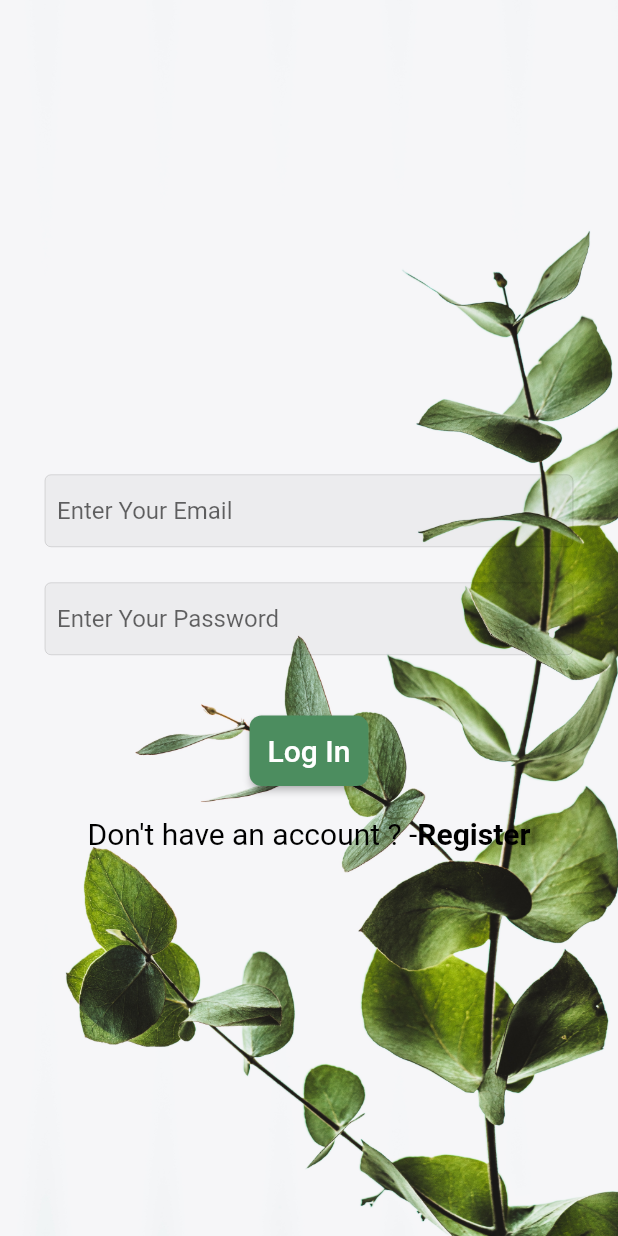
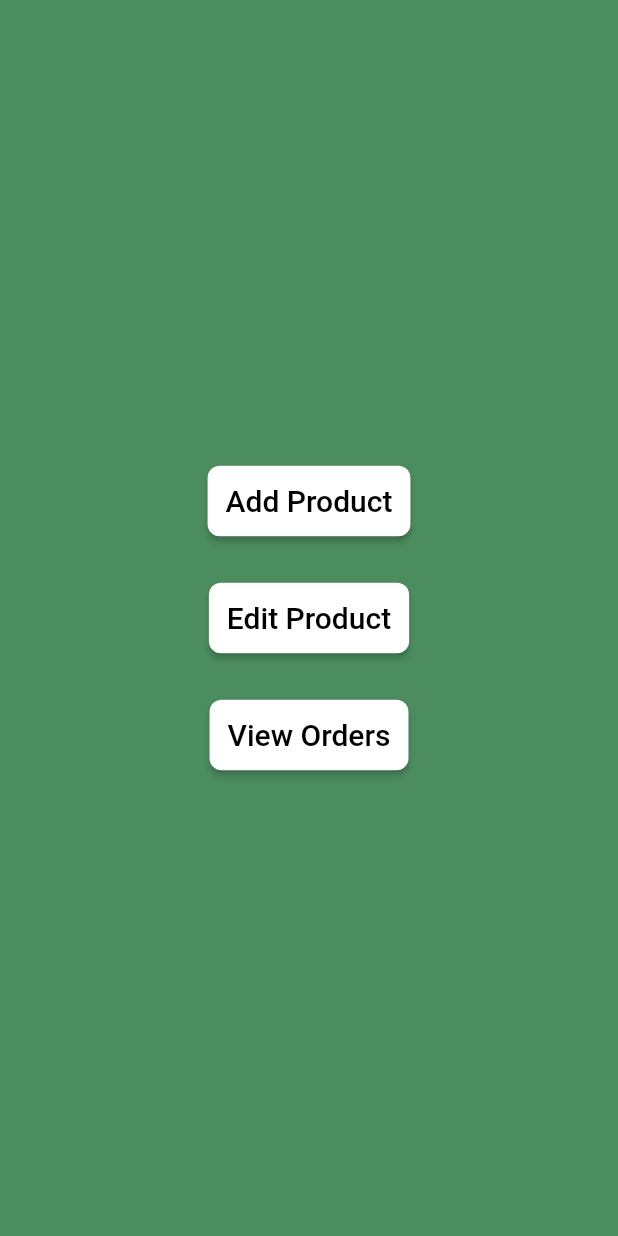
Before and after one commit to alaaRashed2001/flower, a Flutter app: the screen it shows after launch, on a phone screen of 412 x 824 dp. Run offline on Flutter 3.47's test engine with Material 2 defaults, Android fonts, the phone set to English and light mode, and no system bars; our stand-ins replace cloud_firestore, email_validator, firebase_auth, firebase_core; accounts and stored records are empty.

```diff
--- a/lib/main.dart
+++ b/lib/main.dart
@@ -1,5 +1,7 @@
 import 'package:firebase_core/firebase_core.dart';
+import 'package:flower/provider/admin_mode.dart';
 import 'package:flower/provider/cart_provider.dart';
+import 'package:flower/views/screens/admin_panels/options.dart';
 import 'package:flower/views/screens/auth/login_screen.dart';
 import 'package:flutter/material.dart';
 import 'package:provider/provider.dart';
@@ -13,13 +15,20 @@ void main() async {
 class MyApp extends StatelessWidget{
   @override
   Widget build(BuildContext context) {
-return  ChangeNotifierProvider(
-create: (context) => CartProvider(),
-  child:   const MaterialApp(
-    home: LogInScreen(),
+return
+     MultiProvider(
+       providers: [
+         ChangeNotifierProvider<CartProvider>(
+         create: (context) => CartProvider(),),
+         ChangeNotifierProvider<AdminMode>(
+           create: (context) => AdminMode(),),
+       ],
+       child: MaterialApp(
+    home: AdminOptions(),
     debugShowCheckedModeBanner: false,
-  ),
-);
+
+),
+     );
   }
 
 }
--- /dev/null
+++ b/lib/provider/admin_mode.dart
@@ -0,0 +1,9 @@
+import 'package:flutter/cupertino.dart';
+
+class AdminMode extends ChangeNotifier{
+  bool isAdmin = false;
+  changeisAdmin(bool value){
+    isAdmin = value;
+    notifyListeners();
+  }
+}
--- /dev/null
+++ b/lib/views/screens/admin_panels/options.dart
@@ -0,0 +1,48 @@
+import 'package:flower/constant/colors.dart';
+import 'package:flower/views/screens/admin_panels/add_products.dart';
+import 'package:flower/views/screens/admin_panels/edit_product.dart';
+import 'package:flower/views/screens/admin_panels/view_orders.dart';
+import 'package:flower/views/widgets/my_button.dart';
+import 'package:flutter/material.dart';
+
+class AdminOptions extends StatelessWidget {
+  const AdminOptions({Key? key}) : super(key: key);
+
+  @override
+  Widget build(BuildContext context) {
+    return Scaffold(
+      backgroundColor: green,
+      body: Center(
+        child: Column(
+          crossAxisAlignment: CrossAxisAlignment.center,
+          mainAxisAlignment: MainAxisAlignment.center,
+          children: [
+            MyButton(
+                title: 'Add Product',
+                backgroundColor: Colors.white,
+                onPressed: (){
+                  Navigator.of(context).push(MaterialPageRoute(builder: (context)=>const AddProducts()));
+                }
+            ),
+SizedBox(height: 30,),
+            MyButton(
+                title: 'Edit Product',
+                backgroundColor: Colors.white,
+                onPressed: (){
+                  Navigator.of(context).push(MaterialPageRoute(builder: (context)=>const EditProducts()));
+                }
+            ),
+            SizedBox(height: 30,),
+            MyButton(
+                title: 'View Orders',
+                backgroundColor: Colors.white,
+                onPressed: (){
+                  Navigator.of(context).push(MaterialPageRoute(builder: (context)=>const ViewOrders()));
+                }
+            ),
+          ],
+        ),
+      ),
+    );
+  }
+}
--- a/lib/views/widgets/my_button.dart
+++ b/lib/views/widgets/my_button.dart
@@ -30,6 +30,7 @@ class MyButton extends StatelessWidget {
       title,
         style: const TextStyle(
           fontSize: 20,
+          color: Colors.black
         ),
       ),
     );
--- a/pubspec.yaml
+++ b/pubspec.yaml
@@ -40,6 +40,7 @@ dependencies:
   email_validator: ^2.1.17
   firebase_core: ^2.4.0
   firebase_auth: ^4.2.0
+  cloud_firestore: ^4.2.0
 
 dev_dependencies:
   flutter_test:
```
Also changed, not shown: lib/firebase/user_fb_controller.dart (added, +22 -0 lines), lib/model/user_model.dart (added, +24 -0 lines), lib/views/screens/admin_panels/add_products.dart (added, +12 -0 lines), lib/views/screens/admin_panels/edit_product.dart (added, +10 -0 lines), lib/views/screens/admin_panels/view_orders.dart (added, +10 -0 lines), lib/views/screens/auth/login_screen.dart (+135 -25 lines), lib/views/screens/auth/register_screen.dart (renamed from lib/views/screens/auth/signup_screen.dart, +38 -36 lines), pubspec.lock, 1 other file.
